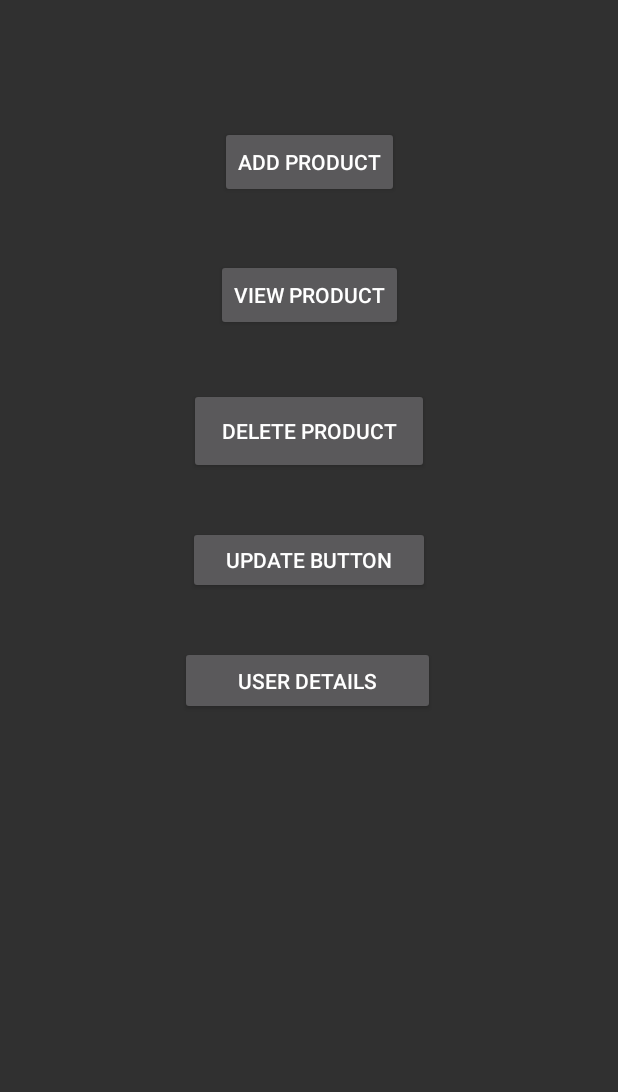
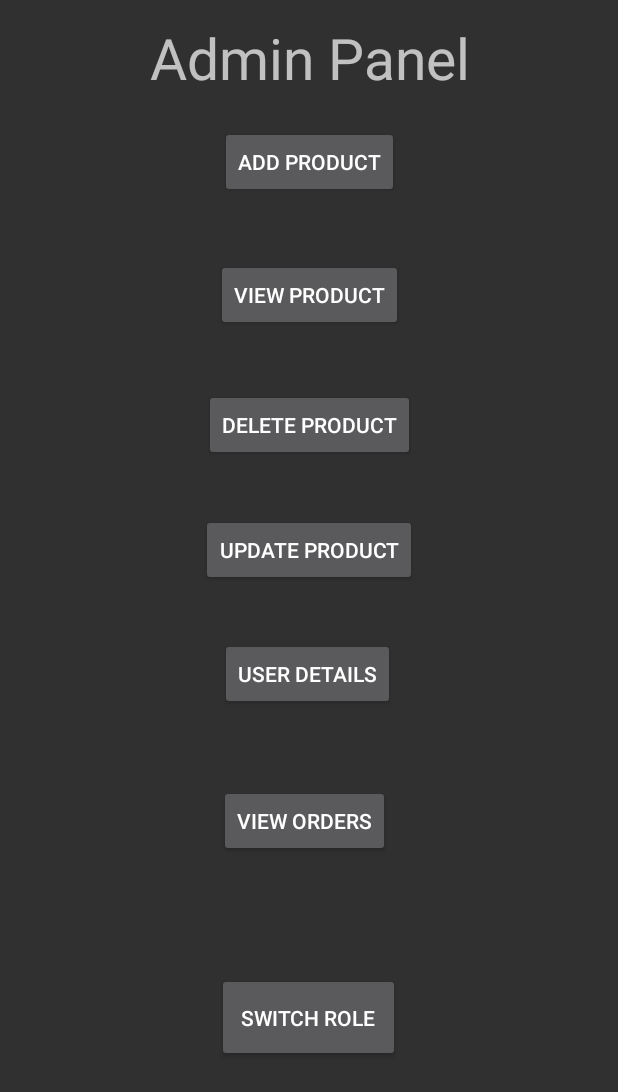
Before and after one commit to xenonJr/EshopDataBaseProject, an Android app: the ControlPanel screen opened directly, with no data from a screen before it, on a phone screen of 412 x 824 dp. Shown: the top 1092 px of the screen. Run offline under Robolectric (Android 15) with nearby library versions, the phone set to English and light mode, and no system bars.

Commit message:
added ui changes and lifecycle

```diff
--- a/app/src/main/AndroidManifest.xml
+++ b/app/src/main/AndroidManifest.xml
@@ -9,14 +9,16 @@
         android:roundIcon="@mipmap/ic_launcher_round"
         android:supportsRtl="true"
         android:theme="@style/Theme.AppCompat.NoActionBar">
-        <activity android:name=".Ativities.HomePageUser"></activity>
+        <activity android:name=".Ativities.SignUpActivity"></activity>
+        <activity android:name=".Ativities.ViewOrders" />
+        <activity android:name=".Ativities.HomePageUser" />
         <activity android:name=".Ativities.SignInActivity" />
         <activity android:name=".Ativities.ControlPanel" />
         <activity android:name=".Ativities.DeleteProducts" />
         <activity android:name=".Ativities.UpdateProducts" />
         <activity android:name=".Ativities.VIewProdcts" />
         <activity android:name=".Ativities.AddProductActivity" />
-        <activity android:name=".Ativities.SignUpActivity">
+        <activity android:name=".Ativities.MasterActivity">
             <intent-filter>
                 <action android:name="android.intent.action.MAIN" />
 
--- a/app/src/main/java/com/example/sqlitepractice/Adapters/MyAdapter.java
+++ b/app/src/main/java/com/example/sqlitepractice/Adapters/MyAdapter.java
@@ -40,6 +40,7 @@ public class MyAdapter extends RecyclerView.Adapter<MyAdapter.ViewHolder> {
 
     @Override
     public void onBindViewHolder(@NonNull ViewHolder holder, int position) {
+        Toast.makeText(context, "i am here tooooo", Toast.LENGTH_SHORT).show();
         holder.textViewNAME.setText(products.get(position).getName());
         holder.product_price.setText(products.get(position).getPrice());
         holder.product_description.setText(products.get(position).getDescription());
--- a/app/src/main/java/com/example/sqlitepractice/Ativities/ControlPanel.java
+++ b/app/src/main/java/com/example/sqlitepractice/Ativities/ControlPanel.java
@@ -21,7 +21,7 @@ public class ControlPanel extends AppCompatActivity {
 
     ProductDatabase productDatabase;
     ImageView imageView;
-    Button add, view,delete,update,showUser;
+    Button add, view,delete,update,showUser,viewOrders,switchR;
     @Override
     protected void onCreate(Bundle savedInstanceState) {
         super.onCreate(savedInstanceState);
@@ -35,6 +35,8 @@ public class ControlPanel extends AppCompatActivity {
         delete = findViewById(R.id.deletebutton);
         update = findViewById(R.id.updateButton);
         showUser = findViewById(R.id.userDetails);
+        viewOrders = findViewById(R.id.view_orders);
+        switchR = findViewById(R.id.swithRole);
 
         add.setOnClickListener(new View.OnClickListener() {
             @Override
@@ -62,6 +64,13 @@ public class ControlPanel extends AppCompatActivity {
             @Override
             public void onClick(View v) {
                 startActivity(new Intent(getApplicationContext(),DeleteProducts.class));
+            }
+        });
+
+        switchR.setOnClickListener(new View.OnClickListener() {
+            @Override
+            public void onClick(View v) {
+                startActivity(new Intent(getApplicationContext(),MasterActivity.class));
             }
         });
 
@@ -93,7 +102,23 @@ public class ControlPanel extends AppCompatActivity {
             }
         });
 
+
+        viewOrders.setOnClickListener(new View.OnClickListener() {
+            @Override
+            public void onClick(View v) {
+
+                startActivity(new Intent(getApplicationContext(),ViewOrders.class));
+
+            }
+        });
+
+
+
     }
+
+
+
+
 
     private void showData(String title, String resultSet) {
 
--- a/app/src/main/java/com/example/sqlitepractice/Ativities/SignUpActivity.java
+++ b/app/src/main/java/com/example/sqlitepractice/Ativities/SignUpActivity.java
@@ -64,7 +64,7 @@ public class SignUpActivity extends AppCompatActivity {
 
                 }
 
-                startActivity(new Intent(getApplicationContext(), ControlPanel.class));
+                startActivity(new Intent(getApplicationContext(), HomePageUser.class));
             }
         });
 
--- a/app/src/main/java/com/example/sqlitepractice/GlobalClass/GlobalClass.java
+++ b/app/src/main/java/com/example/sqlitepractice/GlobalClass/GlobalClass.java
@@ -6,7 +6,9 @@ import android.database.sqlite.SQLiteDatabase;
 import com.example.sqlitepractice.Database.OrderDatabase;
 import com.example.sqlitepractice.Database.ProductDatabase;
 import com.example.sqlitepractice.Database.UserDatabase;
+import com.example.sqlitepractice.Models.Order;
 import com.example.sqlitepractice.Models.Product;
+import com.example.sqlitepractice.Models.User;
 
 import java.util.ArrayList;
 import java.util.List;
@@ -17,7 +19,8 @@ public class GlobalClass {
     public static ProductDatabase productDatabase;
     public static UserDatabase userDatabase;
     public static OrderDatabase orderDatabase;
-    public static String currentUserId;
+    public static User currentUser;
+    public static List<Order> orderList = new ArrayList<>();
     public static List<Product> globalProductList = new ArrayList<>();
 
     //setting up database
--- a/app/src/main/res/layout/activity_main.xml
+++ b/app/src/main/res/layout/activity_main.xml
@@ -29,8 +29,8 @@
 
     <Button
         android:id="@+id/deletebutton"
-        android:layout_width="160dp"
-        android:layout_height="57dp"
+        android:layout_width="wrap_content"
+        android:layout_height="wrap_content"
         android:text="Delete Product"
         app:layout_constraintBottom_toBottomOf="parent"
         app:layout_constraintEnd_toEndOf="parent"
@@ -40,9 +40,9 @@
 
     <Button
         android:id="@+id/updateButton"
-        android:layout_width="161dp"
-        android:layout_height="45dp"
-        android:text="Update Button"
+        android:layout_width="wrap_content"
+        android:layout_height="wrap_content"
+        android:text="Update Product"
         app:layout_constraintBottom_toBottomOf="parent"
         app:layout_constraintEnd_toEndOf="parent"
         app:layout_constraintStart_toStartOf="parent"
@@ -51,8 +51,8 @@
 
     <Button
         android:id="@+id/userDetails"
-        android:layout_width="170dp"
-        android:layout_height="46dp"
+        android:layout_width="wrap_content"
+        android:layout_height="wrap_content"
         android:layout_marginTop="32dp"
         android:text="user details"
         app:layout_constraintBottom_toBottomOf="parent"
@@ -61,4 +61,42 @@
         app:layout_constraintStart_toStartOf="parent"
         app:layout_constraintTop_toBottomOf="@+id/updateButton"
         app:layout_constraintVertical_bias="0.007" />
+
+    <Button
+        android:id="@+id/view_orders"
+        android:layout_width="wrap_content"
+        android:layout_height="wrap_content"
+        android:text="View Orders"
+        app:layout_constraintBottom_toTopOf="@+id/swithRole"
+        app:layout_constraintEnd_toEndOf="parent"
+        app:layout_constraintHorizontal_bias="0.491"
+        app:layout_constraintStart_toStartOf="parent"
+        app:layout_constraintTop_toBottomOf="@+id/userDetails"
+        app:layout_constraintVertical_bias="0.394" />
+
+    <TextView
+        android:id="@+id/textView"
+        android:layout_width="match_parent"
+        android:layout_height="55dp"
+        android:layout_marginTop="4dp"
+        android:gravity="center"
+        android:text="Admin Panel"
+        android:textSize="38dp"
+
+        app:layout_constraintBottom_toTopOf="@+id/add_product_button"
+        app:layout_constraintEnd_toEndOf="parent"
+        app:layout_constraintStart_toStartOf="parent"
+        app:layout_constraintTop_toTopOf="parent"
+        app:layout_constraintVertical_bias="0.279" />
+
+    <Button
+        android:id="@+id/swithRole"
+        android:layout_width="122dp"
+        android:layout_height="59dp"
+        android:layout_marginBottom="116dp"
+        android:text="SWITCH ROLE"
+        app:layout_constraintBottom_toBottomOf="parent"
+        app:layout_constraintEnd_toEndOf="parent"
+        app:layout_constraintHorizontal_bias="0.498"
+        app:layout_constraintStart_toStartOf="parent" />
 </androidx.constraintlayout.widget.ConstraintLayout>
--- a/app/src/main/res/layout/product_card.xml
+++ b/app/src/main/res/layout/product_card.xml
@@ -70,6 +70,7 @@
             android:layout_width="0dp"
             android:layout_height="match_parent"
             android:layout_weight="4"
+            android:padding="20dp"
             android:src="@drawable/add_to_card" />
 
 
--- a/app/src/main/res/values/strings.xml
+++ b/app/src/main/res/values/strings.xml
@@ -1,3 +1,4 @@
 <resources>
     <string name="app_name">SqlitePractice</string>
+    <string name="user_info">User Name : Xenon \n Address : 384/3 Mirpur Dhaka</string>
 </resources>
```
Also changed, not shown: app/src/main/java/com/example/sqlitepractice/Adapters/MyOrderAdapter.java (added, +70 -0 lines), app/src/main/java/com/example/sqlitepractice/Ativities/HomePageUser.java (+38 -1 lines), app/src/main/java/com/example/sqlitepractice/Ativities/MasterActivity.java (added, +41 -0 lines), app/src/main/java/com/example/sqlitepractice/Ativities/ViewOrders.java (added, +41 -0 lines), app/src/main/java/com/example/sqlitepractice/Database/OrderDatabase.java (+123 -1 lines), app/src/main/java/com/example/sqlitepractice/Database/UserDatabase.java (+7 -1 lines), app/src/main/java/com/example/sqlitepractice/Models/Order.java (+21 -0 lines), app/src/main/res/layout/activity_home_page_user.xml (+26 -3 lines), app/src/main/res/layout/activity_master.xml (added, +46 -0 lines), app/src/main/res/layout/activity_view_orders.xml (added, +29 -0 lines), app/src/main/res/layout/order_list.xml (added, +68 -0 lines).
